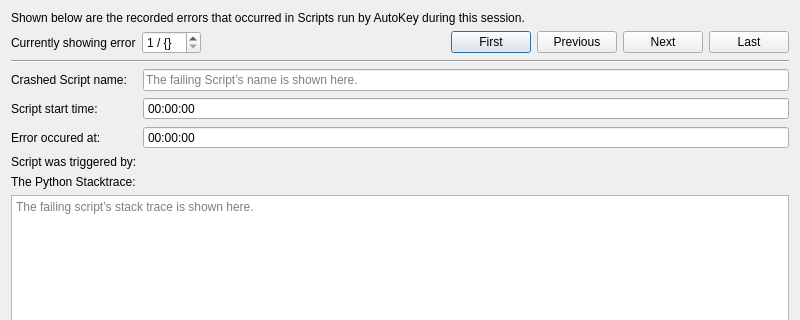
autokey/autokey, file lib/autokey/qtui/resources/ui/show_recent_script_errors_dialog.ui: the form before one commit; both pictures show x 0 to 800 and y 0 to 320 of the 800 by 600 pixel window.
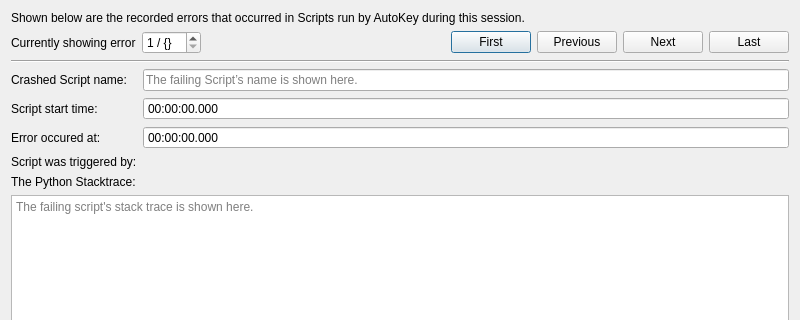
The form after the commit. Icons and pictures are not drawn.

Commit message: Added millisecond display to error dialogue.

```diff
--- a/lib/autokey/qtui/resources/ui/show_recent_script_errors_dialog.ui
+++ b/lib/autokey/qtui/resources/ui/show_recent_script_errors_dialog.ui
@@ -46,7 +46,7 @@
       <enum>QAbstractSpinBox::NoButtons</enum>
      </property>
      <property name="displayFormat">
-      <string>HH:mm:ss</string>
+      <string>HH:mm:ss.zzz</string>
      </property>
     </widget>
    </item>
@@ -178,7 +178,7 @@
       <bool>false</bool>
      </property>
      <property name="placeholderText">
-      <string notr="true">The failing script’s stack trace is shown here.</string>
+      <string notr="true">The failing script's stack trace is shown here.</string>
      </property>
      <property name="openLinks">
       <bool>false</bool>
@@ -200,7 +200,7 @@
       <enum>QAbstractSpinBox::NoButtons</enum>
      </property>
      <property name="displayFormat">
-      <string>HH:mm:ss</string>
+      <string>HH:mm:ss.zzz</string>
      </property>
     </widget>
    </item>
```
The commit also changes 1 other file.
